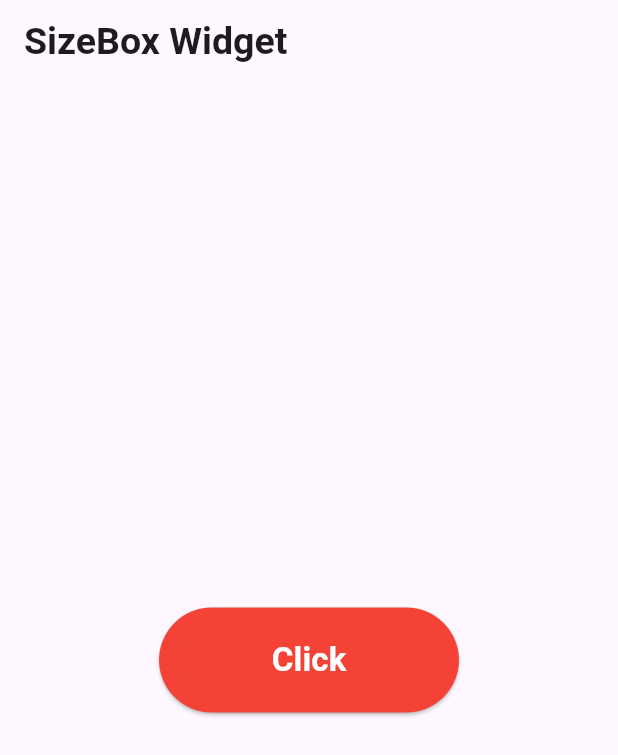
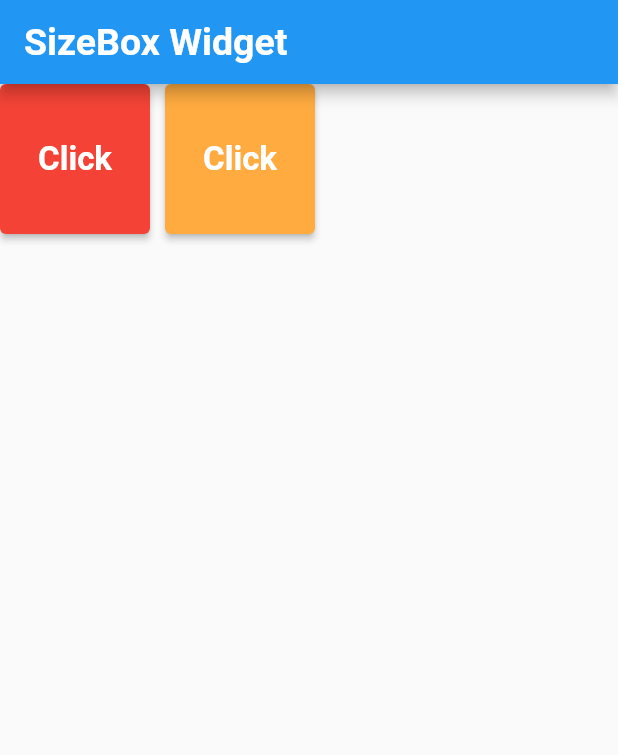
Before and after one commit to alhasann351/sizebox_widget, a Flutter app: the screen it shows after launch, on a phone screen of 412 x 824 dp. Shown: the top 755 px of the screen. Run offline on Flutter 3.47's test engine with Material 3 defaults, Android fonts, the phone set to English and light mode, and no system bars.

```diff
--- a/lib/main.dart
+++ b/lib/main.dart
@@ -9,9 +9,10 @@ class MyApp extends StatelessWidget {
 
   @override
   Widget build(BuildContext context) {
-    return const MaterialApp(
+    return MaterialApp(
       debugShowCheckedModeBanner: false,
-      home: MyHomePage(),
+      theme: ThemeData(useMaterial3: false),
+      home: const MyHomePage(),
     );
   }
 }
@@ -36,13 +37,10 @@ class _MyHomePageState extends State<MyHomePage> {
           ),
         ),
       ),
-      body: Center(
-        child: Column(
-          mainAxisAlignment: MainAxisAlignment.center,
+      body: Row(
         children: [
-            SizedBox(
-              height: 70,
-              width: 200,
+          SizedBox.fromSize(
+            size: const Size.square(100),
             child: ElevatedButton(
               style: ElevatedButton.styleFrom(
                 backgroundColor: Colors.red,
@@ -58,8 +56,25 @@ class _MyHomePageState extends State<MyHomePage> {
               ),
             ),
           ),
+          const SizedBox(width: 10,),
+          SizedBox.fromSize(
+            size: const Size.square(100),
+            child: ElevatedButton(
+              style: ElevatedButton.styleFrom(
+                backgroundColor: Colors.orangeAccent,
+              ),
+              onPressed: () {},
+              child: const Text(
+                'Click',
+                style: TextStyle(
+                  fontSize: 22,
+                  fontWeight: FontWeight.bold,
+                  color: Colors.white,
+                ),
+              ),
+            ),
+          ),
         ],
-        ),
       ),
     );
   }
```
Lines whose indentation alone changed are shown as unchanged.
